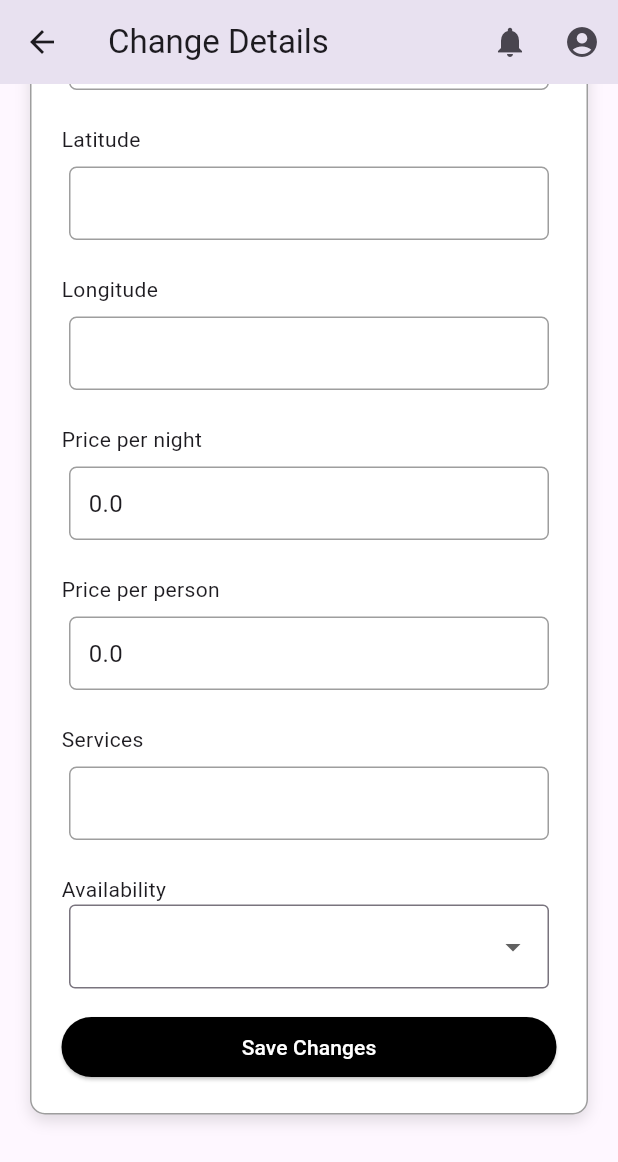
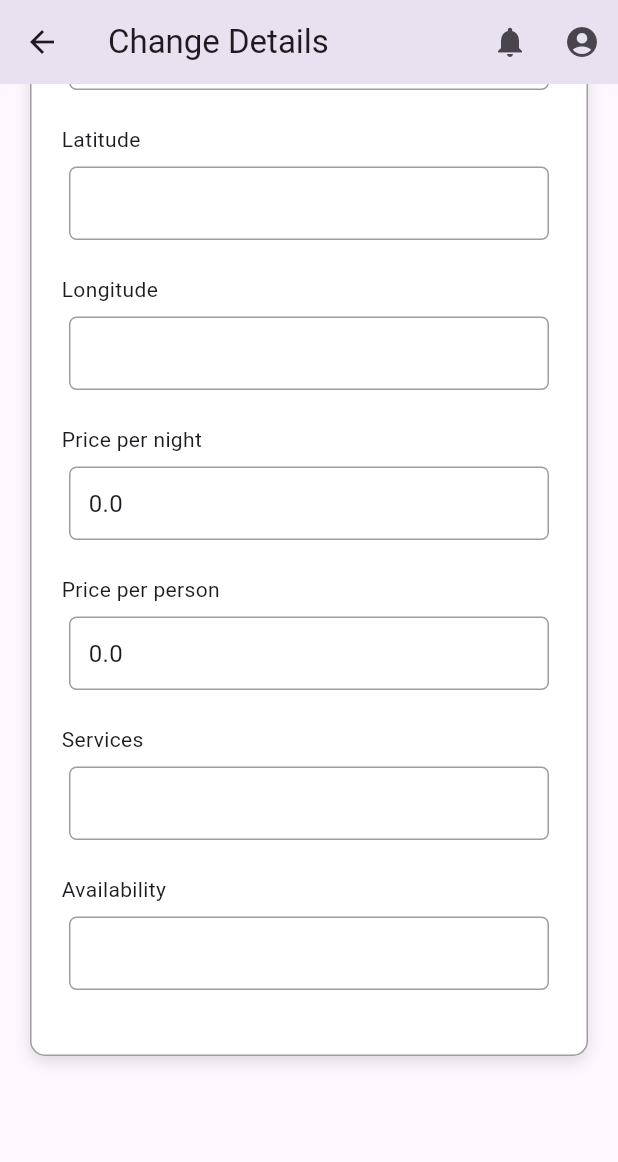
Before and after one commit to SE2-GMMWZ/mobile-frontend, a Flutter app: the MyDockDetailsPage screen opened directly with empty values, scrolled down 234 dp, on a phone screen of 412 x 824 dp. Shown: the top 1162 px of the screen. Run offline on Flutter 3.47's test engine with Material 3 defaults, Android fonts, the light colour scheme and no system bars; our stand-ins replace cookie_jar, dio, dio_cookie_manager, shared_preferences; missing offline and left inert: flutter_stripe; accounts and stored records are empty.

Commit message:
fix:display dock

```diff
--- a/lib/dockOwner/details_dock.dart
+++ b/lib/dockOwner/details_dock.dart
@@ -83,68 +83,7 @@ class _DockDetailsPageState extends State<MyDockDetailsPage> {
                     buildDisplayField("Price per night", widget.dock.price_per_night.toString()),
                     buildDisplayField("Price per person", widget.dock.price_per_person.toString()),
                     buildDisplayField("Services", widget.dock.services ?? ''),
-
-                    const Text("Availability"),
-                    Padding(
-                      padding: const EdgeInsets.symmetric(horizontal: 5),
-                      child: DropdownButtonFormField<String>(
-                        value: _availability,
-                        decoration: const InputDecoration(
-                          border: OutlineInputBorder(),
-                        ),
-                        items: const [
-                          DropdownMenuItem(value: 'available', child: Text('Available')),
-                          DropdownMenuItem(value: 'unavailable', child: Text('Unavailable')),
-                        ],
-                        onChanged: (value) {
-                          if (value != null) {
-                            setState(() {
-                              _availability = value;
-                            });
-                          }
-                        },
-                      ),
-                    ),
-                    const SizedBox(height: 15),
-
-                    SizedBox(
-                      width: double.infinity,
-                      child: ElevatedButton(
-                        onPressed: () async {
-                          final updatedData = {
-                            "name": widget.dock.name,
-                            "location": {
-                              "town": widget.dock.town ?? '',
-                              "latitude": widget.dock.latitude,
-                              "longitude": widget.dock.longitude,
-                            },
-                            "price_per_night": widget.dock.price_per_night,
-                            "price_per_person": widget.dock.price_per_person,
-                            "services": widget.dock.services ?? '',
-                            "availability": _availability,
-                          };
-
-                          try {
-                            await ApiService().updateDockingSpot(widget.dock.dock_id!, updatedData);
-                            if (!context.mounted) return;
-                            ScaffoldMessenger.of(context).showSnackBar(
-                              const SnackBar(content: Text("Dock updated successfully")),
-                            );
-                            Navigator.pop(context);
-                          } catch (_) {
-                            if (!context.mounted) return;
-                            ScaffoldMessenger.of(context).showSnackBar(
-                              const SnackBar(content: Text("Failed to update dock")),
-                            );
-                          }
-                        },
-                        style: ElevatedButton.styleFrom(
-                          backgroundColor: Colors.black,
-                          foregroundColor: Colors.white,
-                        ),
-                        child: const Text("Save Changes"),
-                      ),
-                    ),
+                    buildDisplayField("Availability", _availability ?? 'available'),
                   ],
                 ),
               ),
--- a/lib/dockOwner/my_docks.dart
+++ b/lib/dockOwner/my_docks.dart
@@ -57,7 +57,7 @@ class _MyDocksPageState extends State<MyDocksPage> {
       drawer: AppDrawer(),
       body: Padding(
         padding: EdgeInsets.all(16.0),
-        child: ListView(
+        child: Column(
           children: [
             SizedBox(
               width: double.infinity,
```
